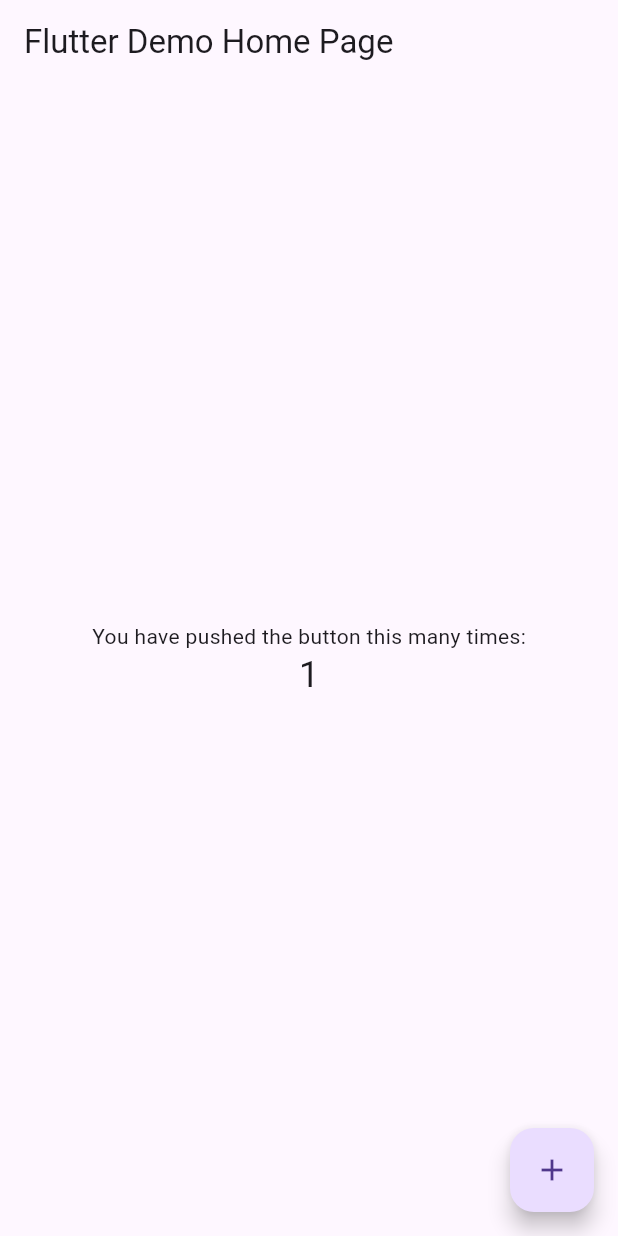
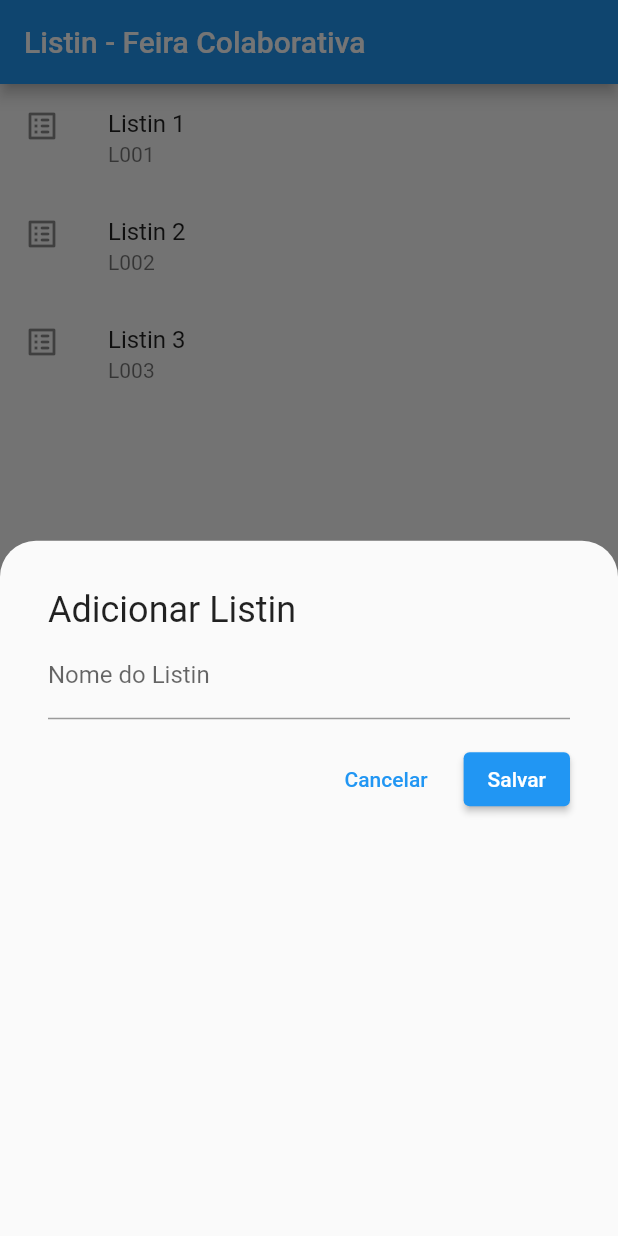
Before and after one commit to gfgomes/flutter_firebase_firestore_first_listin, a Flutter app: the screen it shows after launch, after a tap on the "add" icon, on a phone screen of 412 x 824 dp. Run offline on Flutter 3.47's test engine with Material 3 defaults, Android fonts, the phone set to English and light mode, and no system bars; our stand-ins replace cloud_firestore, firebase_core; accounts and stored records are empty; generated files the repository leaves out were written again.

Commit message:
Adiciona a tela de home!

```diff
--- /dev/null
+++ b/lib/firestore/models/listin.dart
@@ -0,0 +1,17 @@
+class Listin {
+  String id;
+  String name;
+
+  Listin({required this.id, required this.name});
+
+  Listin.fromMap(Map<String, dynamic> map)
+      : id = map["id"],
+        name = map["name"];
+
+  Map<String, dynamic> toMap() {
+    return {
+      "id": id,
+      "name": name,
+    };
+  }
+}
--- /dev/null
+++ b/lib/firestore/presentation/home_screen.dart
@@ -0,0 +1,117 @@
+import 'package:flutter/material.dart';
+import '../models/listin.dart';
+
+class HomeScreen extends StatefulWidget {
+  const HomeScreen({super.key});
+
+  @override
+  State<HomeScreen> createState() => _HomeScreenState();
+}
+
+class _HomeScreenState extends State<HomeScreen> {
+  final List<Listin> listListins = [
+    Listin(id: "L001", name: "Listin 1"),
+    Listin(id: "L002", name: "Listin 2"),
+    Listin(id: "L003", name: "Listin 3"),
+  ];
+
+  @override
+  Widget build(BuildContext context) {
+    return Scaffold(
+      appBar: AppBar(
+        title: const Text(
+          "Listin - Feira Colaborativa",
+        ),
+      ),
+      floatingActionButton: FloatingActionButton(
+        onPressed: () {
+          showFormModal();
+        },
+        child: const Icon(Icons.add),
+      ),
+      body: (listListins.isEmpty)
+          ? const Center(
+              child: Text(
+                "Nenhuma lista ainda.\nVamos criar a primeira?",
+                textAlign: TextAlign.center,
+                style: TextStyle(fontSize: 18),
+              ),
+            )
+          : ListView(
+              children: List.generate(
+                listListins.length,
+                (index) {
+                  Listin model = listListins[index];
+                  return ListTile(
+                    leading: const Icon(Icons.list_alt_rounded),
+                    title: Text(model.name),
+                    subtitle: Text(model.id),
+                  );
+                },
+              ),
+            ),
+    );
+  }
+
+  showFormModal() {
+    // Labels à serem mostradas no Modal
+    String title = "Adicionar Listin";
+    String confirmationButton = "Salvar";
+    String skipButton = "Cancelar";
+
+    // Controlador do campo que receberá o nome do Listin
+    TextEditingController nameController = TextEditingController();
+
+    // Função do Flutter que mostra o modal na tela
+    showModalBottomSheet(
+      context: context,
+
+      // Define que as bordas verticais serão arredondadas
+      shape: const RoundedRectangleBorder(
+        borderRadius: BorderRadius.vertical(
+          top: Radius.circular(24),
+        ),
+      ),
+      builder: (context) {
+        return Container(
+          height: MediaQuery.of(context).size.height,
+          padding: const EdgeInsets.all(32.0),
+
+          // Formulário com Título, Campo e Botões
+          child: ListView(
+            children: [
+              Text(title, style: Theme.of(context).textTheme.headlineSmall),
+              TextFormField(
+                controller: nameController,
+                decoration:
+                    const InputDecoration(label: Text("Nome do Listin")),
+              ),
+              const SizedBox(
+                height: 16,
+              ),
+              Row(
+                mainAxisAlignment: MainAxisAlignment.end,
+                children: [
+                  TextButton(
+                    onPressed: () {
+                      Navigator.pop(context);
+                    },
+                    child: Text(skipButton),
+                  ),
+                  const SizedBox(
+                    width: 16,
+                  ),
+                  ElevatedButton(
+                      onPressed: () {
+                        //TODO: Implementar adição
+                      },
+                      child: Text(confirmationButton)),
+                ],
+              )
+            ],
+          ),
+        );
+      },
+    );
+  }
+}
--- a/lib/main.dart
+++ b/lib/main.dart
@@ -1,6 +1,7 @@
 import 'package:cloud_firestore/cloud_firestore.dart';
 import 'package:flutter/material.dart';
 import 'package:firebase_core/firebase_core.dart';
+import 'package:flutter_firebase_firestore_first/firestore/presentation/home_screen.dart';
 import 'firebase_options.dart';
 
 void main() async {
@@ -9,12 +10,14 @@ void main() async {
     options: DefaultFirebaseOptions.currentPlatform,
   );
 
-  runApp(const MyApp());
+  runApp(
+      //const Directionality(textDirection: TextDirection.ltr, child: MyApp()),
+      const MyApp());
 
-  FirebaseFirestore firestore = FirebaseFirestore.instance;
-  firestore.collection("Só para testar").doc("Estou testando").set({
-    "funcionou": true,
-  });
+  // FirebaseFirestore firestore = FirebaseFirestore.instance;
+  // firestore.collection("Só para testar").doc("Estou testando").set({
+  //   "funcionou": true,
+  // });
 }
 
 class MyApp extends StatelessWidget {
@@ -26,103 +29,10 @@ class MyApp extends StatelessWidget {
     return MaterialApp(
       title: 'Flutter Demo',
       theme: ThemeData(
-        // This is the theme of your application.
-        //
-        // Try running your application with "flutter run". You'll see the
-        // application has a blue toolbar. Then, without quitting the app, try
-        // changing the primarySwatch below to Colors.green and then invoke
-        // "hot reload" (press "r" in the console where you ran "flutter run",
-        // or simply save your changes to "hot reload" in a Flutter IDE).
-        // Notice that the counter didn't reset back to zero; the application
-        // is not restarted.
+        useMaterial3: false,
         primarySwatch: Colors.blue,
       ),
-      home: const MyHomePage(title: 'Flutter Demo Home Page'),
+      home: const HomeScreen(),
     );
   }
 }
-
-class MyHomePage extends StatefulWidget {
-  const MyHomePage({super.key, required this.title});
-
-  // This widget is the home page of your application. It is stateful, meaning
-  // that it has a State object (defined below) that contains fields that affect
-  // how it looks.
-
-  // This class is the configuration for the state. It holds the values (in this
-  // case the title) provided by the parent (in this case the App widget) and
-  // used by the build method of the State. Fields in a Widget subclass are
-  // always marked "final".
-
-  final String title;
-
-  @override
-  State<MyHomePage> createState() => _MyHomePageState();
-}
-
-class _MyHomePageState extends State<MyHomePage> {
-  int _counter = 0;
-
-  void _incrementCounter() {
-    setState(() {
-      // This call to setState tells the Flutter framework that something has
-      // changed in this State, which causes it to rerun the build method below
-      // so that the display can reflect the updated values. If we changed
-      // _counter without calling setState(), then the build method would not be
-      // called again, and so nothing would appear to happen.
-      _counter++;
-    });
-  }
-
-  @override
-  Widget build(BuildContext context) {
-    // This method is rerun every time setState is called, for instance as done
-    // by the _incrementCounter method above.
-    //
-    // The Flutter framework has been optimized to make rerunning build methods
-    // fast, so that you can just rebuild anything that needs updating rather
-    // than having to individually change instances of widgets.
-    return Scaffold(
-      appBar: AppBar(
-        // Here we take the value from the MyHomePage object that was created by
-        // the App.build method, and use it to set our appbar title.
-        title: Text(widget.title),
-      ),
-      body: Center(
-        // Center is a layout widget. It takes a single child and positions it
-        // in the middle of the parent.
-        child: Column(
-          // Column is also a layout widget. It takes a list of children and
-          // arranges them vertically. By default, it sizes itself to fit its
-          // children horizontally, and tries to be as tall as its parent.
-          //
-          // Invoke "debug painting" (press "p" in the console, choose the
-          // "Toggle Debug Paint" action from the Flutter Inspector in Android
-          // Studio, or the "Toggle Debug Paint" command in Visual Studio Code)
-          // to see the wireframe for each widget.
-          //
-          // Column has various properties to control how it sizes itself and
-          // how it positions its children. Here we use mainAxisAlignment to
-          // center the children vertically; the main axis here is the vertical
-          // axis because Columns are vertical (the cross axis would be
-          // horizontal).
-          mainAxisAlignment: MainAxisAlignment.center,
-          children: <Widget>[
-            const Text(
-              'You have pushed the button this many times:',
-            ),
-            Text(
-              '$_counter',
-              style: Theme.of(context).textTheme.headlineSmall,
-            ),
-          ],
-        ),
-      ),
-      floatingActionButton: FloatingActionButton(
-        onPressed: _incrementCounter,
-        tooltip: 'Increment',
-        child: const Icon(Icons.add),
-      ), // This trailing comma makes auto-formatting nicer for build methods.
-    );
-  }
-}
```
Also changed, not shown: 1 other file.
